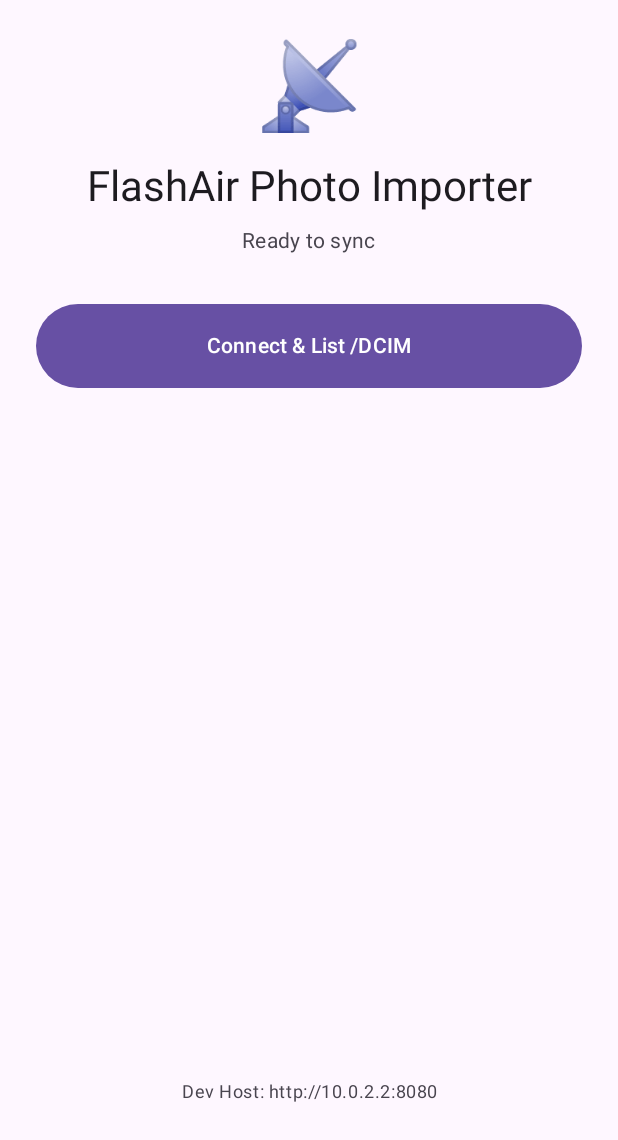
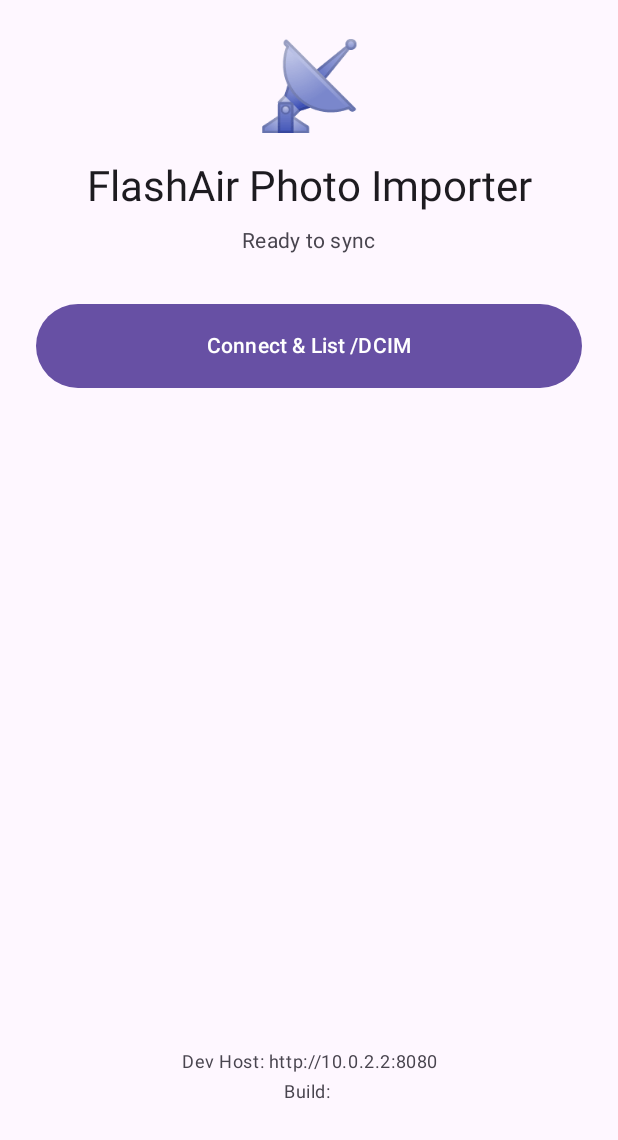
Before and after one commit to trickv/flashair-fetch-app, an Android app built with Jetpack Compose: the screen it shows after launch (MainActivity), on a phone screen of 412 x 824 dp, the part 96-1236 px from its top. Run offline under Robolectric (Android 15) with nearby library versions, the phone set to English and light mode, and no system bars.

Commit message:
feat: Display git commit ID in app footer
Adds git commit short hash to the bottom of the screen alongside
the dev host information, making it easy to verify which build
is running on the device.

Changes:
- Add BuildConfig.GIT_COMMIT_ID field via Gradle exec
- Display commit ID below dev host in MainActivity
- Enable buildConfig feature in app build.gradle.kts

```diff
--- a/android/app/src/main/java/com/flashairsync/MainActivity.kt
+++ b/android/app/src/main/java/com/flashairsync/MainActivity.kt
@@ -187,6 +187,14 @@ fun ImportScreen() {
                 textAlign = TextAlign.Center,
                 modifier = Modifier.padding(top = 16.dp)
             )
+
+            Text(
+                text = "Build: ${BuildConfig.GIT_COMMIT_ID}",
+                style = MaterialTheme.typography.bodySmall,
+                color = MaterialTheme.colorScheme.onSurfaceVariant,
+                textAlign = TextAlign.Center,
+                modifier = Modifier.padding(top = 4.dp)
+            )
         }
     }
 }
```
Also changed, not shown: android/app/build.gradle.kts (+7 -0 lines).
